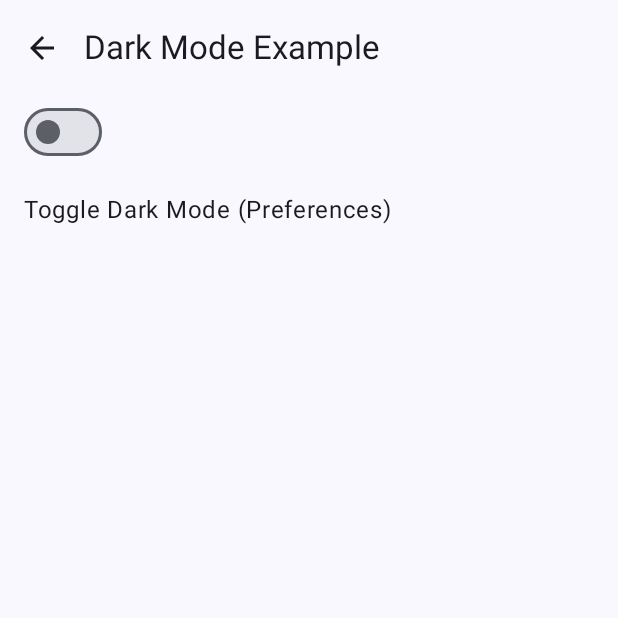
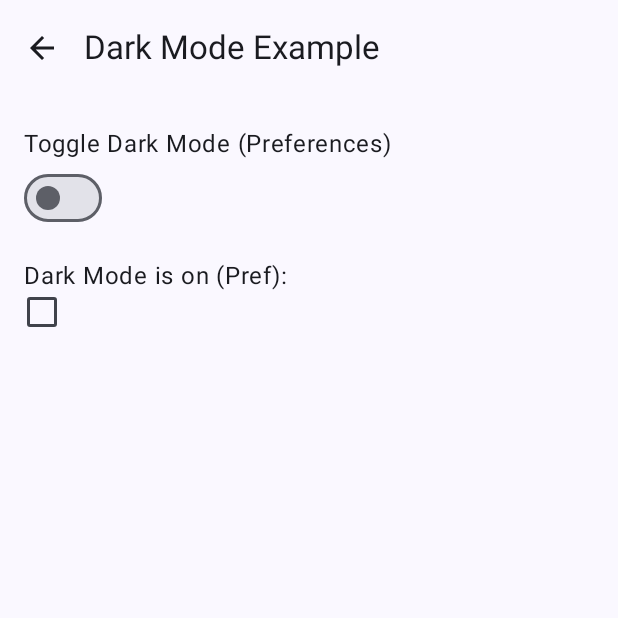
Before and after one commit to dhuff-sc/CSD228Lab2, an Android app built with Jetpack Compose: the DataStoresScreen screen opened through its navigation route, on a phone screen of 412 x 824 dp, the top half of it. Run offline under Robolectric (Android 15) with nearby library versions, the phone set to English and light mode, and no system bars.

Commit message:
Preferences DataStore complete

```diff
--- a/app/src/main/java/com/example/csd228lab2/MainActivity.kt
+++ b/app/src/main/java/com/example/csd228lab2/MainActivity.kt
@@ -6,15 +6,19 @@ import android.util.Log
 import androidx.activity.ComponentActivity
 import androidx.activity.compose.setContent
 import androidx.activity.viewModels
+import androidx.compose.foundation.isSystemInDarkTheme
 import androidx.compose.foundation.layout.fillMaxSize
 import androidx.compose.material3.MaterialTheme
 import androidx.compose.material3.Surface
 import androidx.compose.runtime.Composable
+import androidx.compose.runtime.collectAsState
+import androidx.compose.runtime.getValue
 import androidx.compose.ui.Modifier
 import androidx.datastore.core.DataStore
 import androidx.datastore.preferences.core.Preferences
 import androidx.datastore.preferences.preferencesDataStore
 import androidx.lifecycle.lifecycleScope
+import androidx.lifecycle.viewmodel.compose.viewModel
 import androidx.navigation.NavController
 import androidx.navigation.compose.NavHost
 import androidx.navigation.compose.composable
@@ -25,6 +29,7 @@ import com.example.csd228lab2.ui.screens.CreateUserScreen
 import com.example.csd228lab2.ui.theme.CSD228Lab2Theme
 import com.example.csd228lab2.ui.screens.DataStoresScreen
 import com.example.csd228lab2.ui.viewmodels.DataStoresViewModel
+import com.example.csd228lab2.ui.viewmodels.DataStoresViewModelFactory
 import kotlinx.coroutines.flow.first
 import kotlinx.coroutines.launch
 
@@ -42,7 +47,9 @@ class MainActivity : ComponentActivity() {
         super.onCreate(savedInstanceState)
 
         setContent {
-            CSD228Lab2Theme(darkTheme = false, dynamicColor = true) {
+            val viewModel: DataStoresViewModel = viewModel(factory = DataStoresViewModelFactory(dataStore))
+            val darkModeState by viewModel.darkModeState.collectAsState()
+            CSD228Lab2Theme(darkTheme = darkModeState) {
                 Surface(modifier = Modifier.fillMaxSize(), color = MaterialTheme.colorScheme.background) {
                     ChatApp(dataStore = dataStore)
                 }
--- a/app/src/main/java/com/example/csd228lab2/ui/screens/DataStoresScreen.kt
+++ b/app/src/main/java/com/example/csd228lab2/ui/screens/DataStoresScreen.kt
@@ -7,6 +7,7 @@ import androidx.compose.foundation.layout.fillMaxSize
 import androidx.compose.foundation.layout.padding
 import androidx.compose.material.icons.Icons
 import androidx.compose.material.icons.filled.ArrowBack
+import androidx.compose.material3.Checkbox
 import androidx.compose.material3.ExperimentalMaterial3Api
 import androidx.compose.material3.Icon
 import androidx.compose.material3.IconButton
@@ -53,14 +54,19 @@ fun DataStoresScreen(
                     .padding(16.dp)
                     .fillMaxSize()
             ) {
-                Spacer(modifier = Modifier.padding(24.dp))
+                Spacer(modifier = Modifier.padding(26.dp))
+                Text(text = "Toggle Dark Mode (Preferences)", modifier = Modifier.padding(top = 16.dp))
                 Switch(
                     checked = darkModeState,
                     onCheckedChange = { viewModel.toggleDarkModePref(it) },
                     modifier = Modifier
                 )
-                Text(text = "Toggle Dark Mode (Preferences)", modifier = Modifier.padding(top = 16.dp))
 
+                Text(text = "Dark Mode is on (Pref):", modifier = Modifier.padding(top = 16.dp))
+                Checkbox(
+                    checked = darkModeState,
+                    onCheckedChange = null, // null makes it non-clickable
+                    modifier = Modifier)
 //                Switch(
 //                    checked = viewModel.darkModeProto.value,
 //                    onCheckedChange = {viewModel.toggleDarkModeProto(it)},
```
